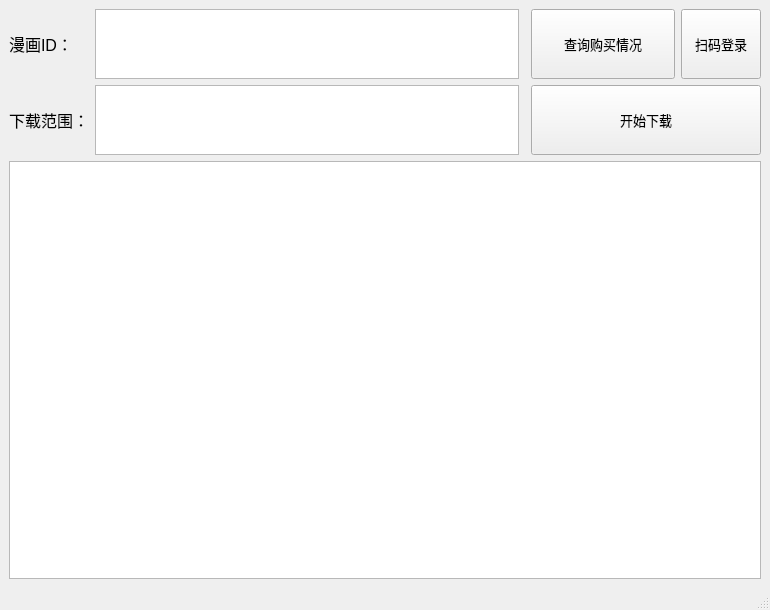
Randark-JMT/Bilibili_manga_download, file MainGUI.ui: the form before one commit.
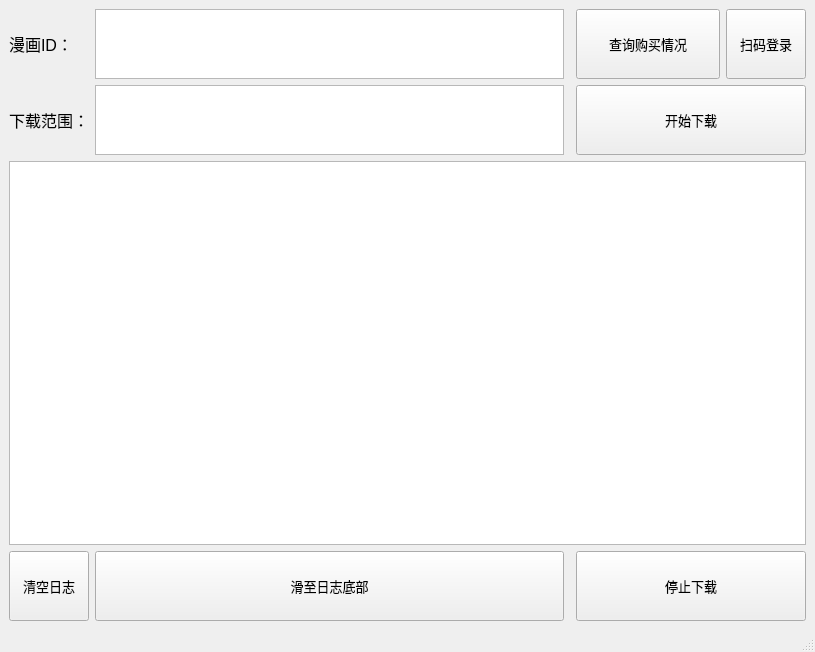
The form after the commit.

The edit to the form file:
```diff
--- a/MainGUI.ui
+++ b/MainGUI.ui
@@ -6,8 +6,8 @@
    <rect>
     <x>0</x>
     <y>0</y>
-    <width>770</width>
-    <height>610</height>
+    <width>815</width>
+    <height>652</height>
    </rect>
   </property>
   <property name="minimumSize">
@@ -179,6 +179,75 @@
       </property>
      </widget>
     </item>
+    <item row="0" column="1">
+     <widget class="QTextEdit" name="textEdit_2">
+      <property name="maximumSize">
+       <size>
+        <width>16777215</width>
+        <height>70</height>
+       </size>
+      </property>
+      <property name="font">
+       <font>
+        <pointsize>10</pointsize>
+       </font>
+      </property>
+     </widget>
+    </item>
+    <item row="4" column="0">
+     <widget class="QPushButton" name="pushButton_4">
+      <property name="minimumSize">
+       <size>
+        <width>70</width>
+        <height>70</height>
+       </size>
+      </property>
+      <property name="font">
+       <font>
+        <pointsize>10</pointsize>
+       </font>
+      </property>
+      <property name="text">
+       <string>清空日志</string>
+      </property>
+     </widget>
+    </item>
+    <item row="4" column="1">
+     <widget class="QPushButton" name="pushButton_5">
+      <property name="minimumSize">
+       <size>
+        <width>0</width>
+        <height>70</height>
+       </size>
+      </property>
+      <property name="font">
+       <font>
+        <pointsize>10</pointsize>
+       </font>
+      </property>
+      <property name="text">
+       <string>滑至日志底部</string>
+      </property>
+     </widget>
+    </item>
+    <item row="4" column="3" colspan="4">
+     <widget class="QPushButton" name="pushButton_6">
+      <property name="minimumSize">
+       <size>
+        <width>0</width>
+        <height>70</height>
+       </size>
+      </property>
+      <property name="font">
+       <font>
+        <pointsize>10</pointsize>
+       </font>
+      </property>
+      <property name="text">
+       <string>停止下载</string>
+      </property>
+     </widget>
+    </item>
    </layout>
   </widget>
   <widget class="QStatusBar" name="statusbar"/>
```
Left out of the diff: 15 changed lines with no effect on the pictures.
